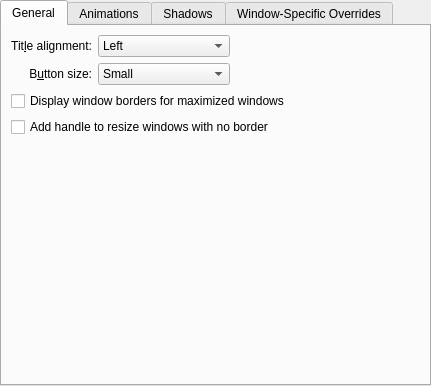
Above: kdecoration/config/ui/oxygenconfigurationui.ui from KDE/oxygen before the change. Below: the same form after it.
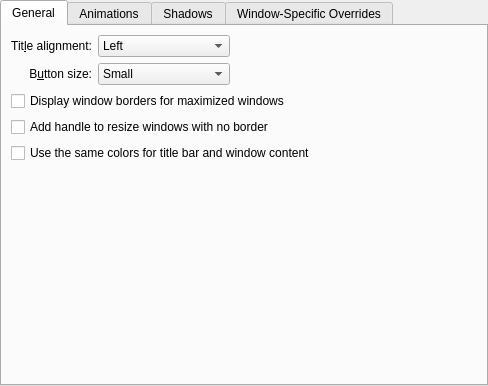
That is the form after the change. Custom widgets are drawn as their Qt base class.

Commit message: added option to use window decoration colors rather than window colors. BUG: 358257

What changed in the file:
```diff
--- a/kdecoration/config/ui/oxygenconfigurationui.ui
+++ b/kdecoration/config/ui/oxygenconfigurationui.ui
@@ -6,7 +6,7 @@
    <rect>
     <x>0</x>
     <y>0</y>
-    <width>431</width>
+    <width>488</width>
     <height>386</height>
    </rect>
   </property>
@@ -125,7 +125,7 @@
          </property>
         </widget>
        </item>
-       <item row="4" column="0" colspan="3">
+       <item row="5" column="0" colspan="3">
         <spacer name="verticalSpacer">
          <property name="orientation">
           <enum>Qt::Vertical</enum>
@@ -138,6 +138,13 @@
          </property>
         </spacer>
        </item>
+       <item row="4" column="0" colspan="3">
+        <widget class="QCheckBox" name="useWindowColors">
+         <property name="text">
+          <string>Use the same colors for title bar and window content</string>
+         </property>
+        </widget>
+       </item>
       </layout>
      </widget>
      <widget class="QWidget" name="tab_3">
```
The commit also changes 6 other files.
